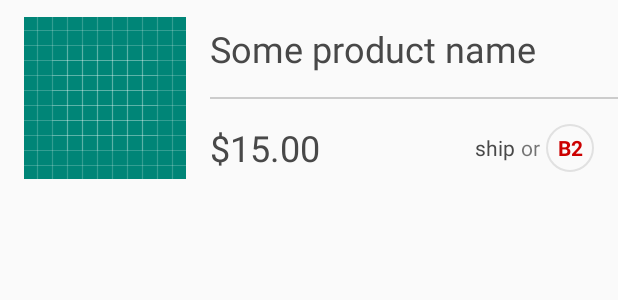
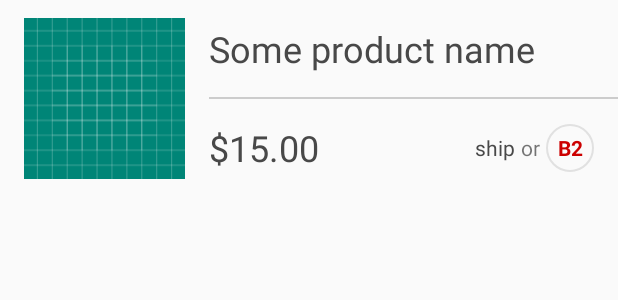
Before and after one commit to thepeterwells/android-case-study, an Android app: the layout deal_list_item_view.xml on its own in the app's theme, with its tools: preview values and no code run, on a phone screen of 412 x 824 dp. Shown: the top 300 px of the screen. Run offline under Robolectric (Android 15) with nearby library versions, the light colour scheme and no system bars.

Commit message:
Deal list item view cleaned up and displaying all data

```diff
--- a/app/build.gradle
+++ b/app/build.gradle
@@ -46,6 +46,9 @@ dependencies {
   implementation "com.google.dagger:hilt-android:$hilt_version"
   kapt "com.google.dagger:hilt-compiler:$hilt_version"
 
+  implementation 'com.github.bumptech.glide:glide:4.12.0'
+  kapt 'com.github.bumptech.glide:compiler:4.12.0'
+
   // Testing
   testImplementation 'junit:junit:4.13'
   androidTestImplementation 'com.android.support.test:runner:1.0.2'
--- a/app/src/main/java/com/target/targetcasestudy/data/Deal.kt
+++ b/app/src/main/java/com/target/targetcasestudy/data/Deal.kt
@@ -6,5 +6,5 @@ data class Deal(
   var aisle: String,
   var description: String,
   var imageUrl: String,
-  var regularPrice: Price?
+  var regularPrice: Price
 )
--- a/app/src/main/java/com/target/targetcasestudy/ui/custom/DealListItemView.kt
+++ b/app/src/main/java/com/target/targetcasestudy/ui/custom/DealListItemView.kt
@@ -5,6 +5,7 @@ import android.util.AttributeSet
 import android.view.LayoutInflater
 import android.view.ViewGroup
 import android.widget.FrameLayout
+import com.bumptech.glide.Glide
 import com.target.targetcasestudy.data.Deal
 import com.target.targetcasestudy.databinding.DealListItemViewBinding
 
@@ -23,7 +24,9 @@ class DealListItemView constructor(context: Context,
 
     fun setup(data: Deal) {
         binding.tvProductName.text = data.title
-        binding.tvPrice.text = data.regularPrice?.displayString ?: "Unknown"
+        binding.tvPrice.text = data.regularPrice.displayString
+        binding.tvAisle.text = data.aisle.toUpperCase()
+        Glide.with(this).load(data.imageUrl).into(binding.ivProduct)
     }
 
 }
--- a/app/src/main/res/layout/deal_list_item_view.xml
+++ b/app/src/main/res/layout/deal_list_item_view.xml
@@ -8,13 +8,21 @@
 
     <ImageView
         android:id="@+id/iv_product"
-        android:layout_width="wrap_content"
+        android:layout_width="0dp"
         android:layout_height="0dp"
         android:layout_marginStart="16dp"
         app:layout_constraintStart_toStartOf="parent"
+        app:layout_constraintEnd_toStartOf="@+id/guideline"
         app:layout_constraintTop_toTopOf="parent"
         app:layout_constraintBottom_toBottomOf="parent"
         tools:src="@drawable/ic_launcher_background" />
+
+    <androidx.constraintlayout.widget.Guideline
+        android:id="@+id/guideline"
+        android:layout_width="wrap_content"
+        android:layout_height="wrap_content"
+        android:orientation="vertical"
+        app:layout_constraintGuide_percent="0.3"/>
 
     <TextView
         android:id="@+id/tv_product_name"
@@ -25,7 +33,7 @@
         android:layout_marginEnd="16dp"
         android:textColor="@color/black_text_color"
         android:textSize="24sp"
-        app:layout_constraintStart_toEndOf="@+id/iv_product"
+        app:layout_constraintStart_toEndOf="@+id/guideline"
         app:layout_constraintEnd_toEndOf="parent"
         app:layout_constraintTop_toTopOf="parent"
         tools:text="Some product name" />
@@ -37,7 +45,7 @@
         android:layout_marginStart="16dp"
         android:layout_marginTop="16dp"
         android:background="@color/light_gray_color"
-        app:layout_constraintStart_toEndOf="@+id/iv_product"
+        app:layout_constraintStart_toEndOf="@+id/guideline"
         app:layout_constraintEnd_toEndOf="parent"
         app:layout_constraintTop_toBottomOf="@+id/tv_product_name"
         tools:viewBindingIgnore="true"/>
@@ -51,7 +59,7 @@
         android:layout_marginEnd="16dp"
         android:textColor="@color/black_text_color"
         android:textSize="24sp"
-        app:layout_constraintStart_toEndOf="@+id/iv_product"
+        app:layout_constraintStart_toEndOf="@+id/guideline"
         app:layout_constraintTop_toBottomOf="@+id/view_product_divider"
         app:layout_constraintEnd_toStartOf="@+id/tv_ship"
         tools:text="$15.00"/>
```
